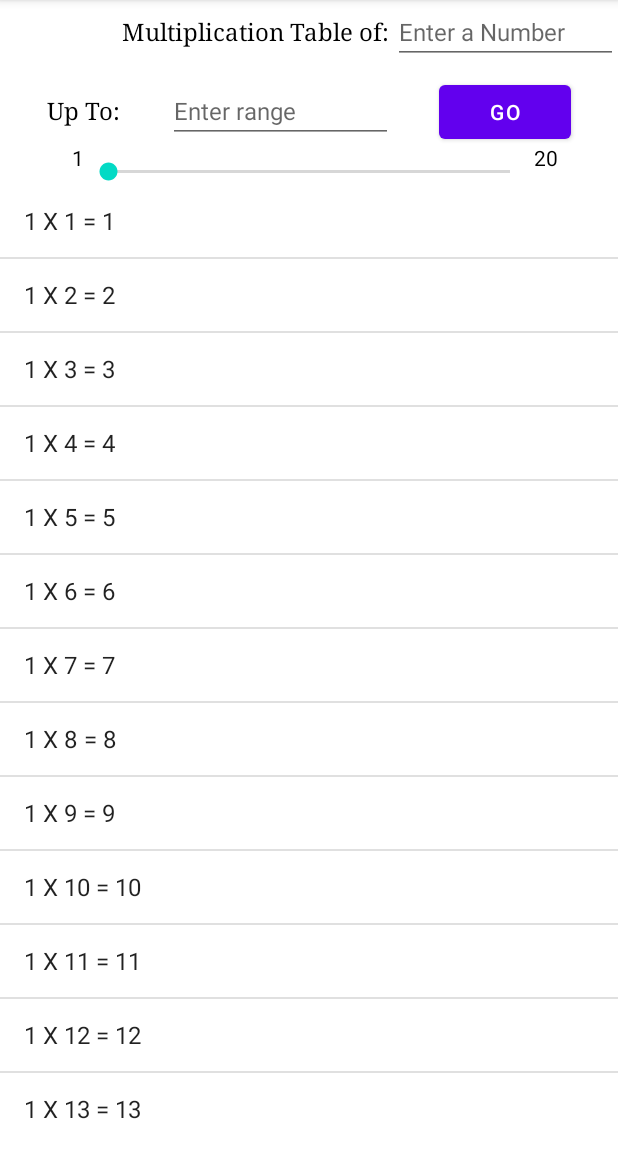
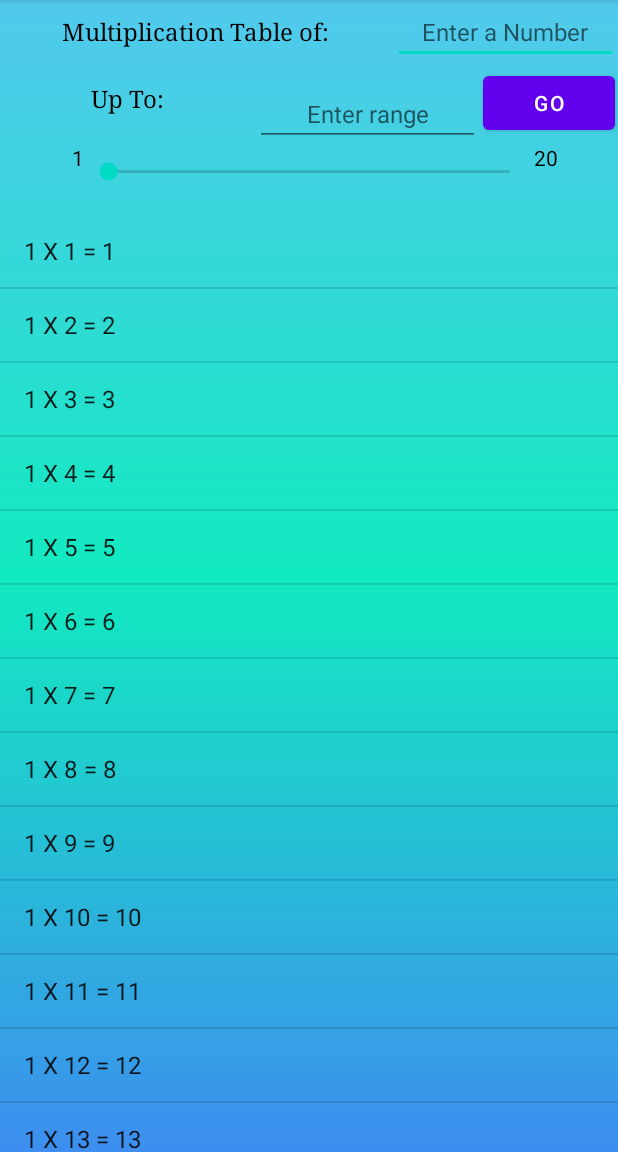
Before and after one commit to Aman1597/SeekTables, an Android app: the screen it shows after launch (MainActivity), on a phone screen of 412 x 824 dp, the part 84-1236 px from its top. Run offline under Robolectric (Android 15) with nearby library versions, the phone set to English and light mode, and no system bars.

Commit message:
UI enhanced

```diff
--- a/app/src/main/java/com/example/seektables/MainActivity.java
+++ b/app/src/main/java/com/example/seektables/MainActivity.java
@@ -1,24 +1,32 @@
 package com.example.seektables;
 
+import androidx.annotation.NonNull;
+import androidx.annotation.Nullable;
 import androidx.appcompat.app.AppCompatActivity;
 
+import android.graphics.Color;
 import android.os.Bundle;
+import android.view.Gravity;
 import android.view.View;
+import android.view.ViewGroup;
 import android.widget.ArrayAdapter;
 import android.widget.EditText;
 import android.widget.ListView;
 import android.widget.SeekBar;
 import android.widget.TextView;
+import android.widget.Toast;
 
 import java.util.ArrayList;
 import java.util.Random;
 
 public class MainActivity extends AppCompatActivity {
     int num1=1, num2 = 20;
+    Random rand = new Random();
     ListView myListView;
     ArrayList<String> table = new ArrayList<>();
     ArrayAdapter<String> arrayAdapter;
     SeekBar seekBar;
+    EditText ed1,ed2;
     TextView lowerLimit, upperLimit;
 
     @Override
@@ -27,34 +35,34 @@ public class MainActivity extends AppCompatActivity {
         setContentView(R.layout.activity_main);
 
         myListView = findViewById(R.id.myListView);
-
-        for(int j=1;j<=num2;j++){
-            table.add(1 + " X " + j + " = " + 1*j);
-        }
-
-        arrayAdapter = new ArrayAdapter<String>(this, android.R.layout.simple_list_item_1, table);
-        myListView.setAdapter(arrayAdapter);
-
         seekBar = findViewById(R.id.seekBar);
-        seekBar.setMax(19);
         lowerLimit = findViewById(R.id.lowerLimit);
         upperLimit = findViewById(R.id.upperLimit);
+        ed1=findViewById(R.id.editTextNumber);
+        ed2=findViewById(R.id.editTextNumber2);
+        arrayAdapter = new ArrayAdapter<String>(this, android.R.layout.simple_list_item_1, table){
+            @NonNull
+            @Override
+            public View getView(int position, @Nullable View convertView, @NonNull ViewGroup parent) {
+                View view = super.getView(position, convertView, parent);
+                TextView textView=(TextView) view.findViewById(android.R.id.text1);
+                //textView.setTextColor(Color.WHITE);
+
+                return view;//super.getView(position, convertView, parent);
+            }
+        };
+
+        displayOnList(num1,num2);
+
+        seekBar.setMax(19);
         lowerLimit.setText("1");
         upperLimit.setText(""+20);
 
         seekBar.setOnSeekBarChangeListener(new SeekBar.OnSeekBarChangeListener() {
             @Override
             public void onProgressChanged(SeekBar seekBar, int progress, boolean fromUser) {
-                if(fromUser){
-                    table.clear();
-                    int a = progress + 1;
-                    for(int i=1;i<=num2;i++){
-                        table.add(a + " X " + i + " = " + a*i);
-                    }
-                    myListView.setAdapter(arrayAdapter);
-                }
-
-
+                if(fromUser)
+                    displayOnList(progress+1,num2);
             }
 
             @Override
@@ -69,25 +77,31 @@ public class MainActivity extends AppCompatActivity {
         });
     }
     public void printTable(View view){
-        EditText ed1=findViewById(R.id.editTextNumber);
         num1 = Integer.parseInt( ed1.getText().toString());
-        EditText ed2=findViewById(R.id.editTextNumber2);
         num2 = Integer.parseInt( ed2.getText().toString());
         if(num1>=1 && num1<=20){
             int p = num1-1;
             seekBar.setProgress(p);
         }
         else{
-            int x = new Random().nextInt(95) + 5;
+            int x = rand.nextInt(95) + 5;
             seekBar.setMax(num1+x);
             int y = num1+x+1;
             upperLimit.setText(""+y);
-            seekBar.setProgress(num1);
+            seekBar.setProgress(num1-1);
         }
+
+        displayOnList(num1,num2);
+    }
+
+    public void displayOnList(int num1, int num2){
         table.clear();
         for(int i=1;i<=num2;i++){
             table.add(num1 + " X " + i + " = " + num1*i);
         }
+        int x = seekBar.getProgress() + 1;
+        lowerLimit.setText(""+x);
+        //ed1.setText(""+x);
         myListView.setAdapter(arrayAdapter);
     }
 }
--- /dev/null
+++ b/app/src/main/res/drawable/gradient_background.xml
@@ -0,0 +1,21 @@
+<?xml version="1.0" encoding="utf-8"?>
+<shape xmlns:android="http://schemas.android.com/apk/res/android">
+<gradient
+    android:angle="90"
+    android:type="linear"
+    android:startColor="#3D8EEF"
+    android:centerColor="#12EAC0"
+    android:endColor="#52C9ED" />
+</shape>
+    <!--"#f6ee19"    android:centerColor="@color/Wheat"              "#115ede"-->
+
+<!--    background-color: #08AEEA;-->
+<!--    background-image: linear-gradient(0deg, #08AEEA 0%, #2AF598 100%);
+background-color: #21D4FD;
+background-image: linear-gradient(19deg, #21D4FD 0%, #B721FF 100%);
+background-color: #4158D0;
+background-image: linear-gradient(43deg, #4158D0 0%, #C850C0 46%, #FFCC70 100%);
+background-color: #FF3CAC;
+background-image: linear-gradient(225deg, #FF3CAC 0%, #784BA0 50%, #2B86C5 100%);
+
+-->
--- /dev/null
+++ b/app/src/main/res/drawable/gradient_background_2.xml
@@ -0,0 +1,9 @@
+<?xml version="1.0" encoding="utf-8"?>
+<shape xmlns:android="http://schemas.android.com/apk/res/android">
+    <gradient
+        android:angle="135"
+        android:centerColor="#043BDC"
+        android:endColor="#071445"
+        android:startColor="#2B0C7E"
+        android:type="linear" />
+</shape>
--- a/app/src/main/res/layout/activity_main.xml
+++ b/app/src/main/res/layout/activity_main.xml
@@ -4,40 +4,119 @@
     xmlns:tools="http://schemas.android.com/tools"
     android:layout_width="match_parent"
     android:layout_height="match_parent"
+    android:background="@drawable/gradient_background"
     tools:context=".MainActivity">
 
-    <TextView
-        android:id="@+id/upperLimit"
-        android:layout_width="0dp"
+    <LinearLayout
+        android:id="@+id/LLparent"
+        android:layout_width="match_parent"
         android:layout_height="wrap_content"
-        android:gravity="left"
-        android:textColor="@color/black"
-        app:layout_constraintEnd_toEndOf="parent"
-        app:layout_constraintStart_toEndOf="@id/seekBar"
-        app:layout_constraintTop_toBottomOf="@id/editTextNumber2" />
-
-    <ListView
-        android:id="@+id/myListView"
-        android:layout_width="wrap_content"
-        android:layout_height="0dp"
-        android:layout_marginBottom="10dp"
-        app:layout_constraintBottom_toBottomOf="parent"
+        android:orientation="vertical"
+        android:paddingBottom="20dp"
         app:layout_constraintEnd_toEndOf="parent"
         app:layout_constraintHorizontal_bias="0.5"
         app:layout_constraintStart_toStartOf="parent"
-        app:layout_constraintTop_toBottomOf="@+id/seekBar" >
+        app:layout_constraintTop_toTopOf="parent">
 
-    </ListView>
+        <LinearLayout
+            android:id="@+id/LL1"
+            android:layout_width="match_parent"
+            android:layout_height="wrap_content"
+            android:orientation="horizontal">
+
+            <TextView
+                android:id="@+id/textView2"
+                android:layout_width="match_parent"
+                android:layout_height="wrap_content"
+                android:layout_marginEnd="2dp"
+                android:layout_marginRight="2dp"
+                android:layout_weight="1"
+                android:fontFamily="serif"
+                android:gravity="center"
+                android:text="@string/heading"
+                android:textColor="@color/black"
+                android:textSize="16sp"
+                app:layout_constraintEnd_toStartOf="@+id/editTextNumber"
+                app:layout_constraintLeft_toLeftOf="parent" />
+
+            <EditText
+                android:id="@+id/editTextNumber"
+                android:layout_width="150dp"
+                android:layout_height="wrap_content"
+                android:ems="10"
+                android:gravity="center"
+                android:hint="@string/hint1"
+                android:inputType="number"
+                android:textColor="@color/black"
+                android:textSize="16sp"
+                app:layout_constraintEnd_toEndOf="parent" />
+
+
+        </LinearLayout>
+
+        <LinearLayout
+            android:id="@+id/LL2"
+            android:layout_width="match_parent"
+            android:layout_height="wrap_content"
+            android:orientation="horizontal">
+
+            <TextView
+                android:id="@+id/textView"
+                android:layout_width="match_parent"
+                android:layout_height="wrap_content"
+                android:layout_weight="1"
+                android:fontFamily="serif"
+                android:gravity="center"
+                android:text="@string/heading2"
+                android:textColor="@color/black"
+                android:textSize="16sp"
+                app:layout_constraintEnd_toStartOf="@+id/editTextNumber2"
+                app:layout_constraintStart_toStartOf="parent" />
+
+            <EditText
+                android:id="@+id/editTextNumber2"
+                android:layout_width="150dp"
+                android:layout_height="wrap_content"
+                android:layout_marginTop="10dp"
+                android:ems="10"
+                android:gravity="center"
+                android:hint="@string/hint2"
+                android:inputType="number"
+                android:textColor="@color/black"
+                android:textSize="16sp"
+                app:layout_constraintEnd_toStartOf="@id/button"
+                app:layout_constraintStart_toEndOf="@id/textView" />
+
+            <Button
+                android:id="@+id/button"
+                android:layout_width="wrap_content"
+                android:layout_height="wrap_content"
+                android:onClick="printTable"
+                android:layout_margin="2dp"
+                android:text="Go"
+                app:layout_constraintEnd_toEndOf="parent"
+                app:layout_constraintStart_toEndOf="@id/editTextNumber2" />
+
+
+
+
+        </LinearLayout>
+
+        <LinearLayout
+            android:id="@+id/LL3"
+            android:layout_width="match_parent"
+            android:layout_height="wrap_content"
+            android:orientation="horizontal">
 
             <TextView
                 android:id="@+id/lowerLimit"
                 android:layout_width="0dp"
+                android:layout_weight="1"
                 android:layout_height="wrap_content"
                 android:gravity="right"
                 android:textColor="@color/black"
                 app:layout_constraintEnd_toStartOf="@id/seekBar"
-        app:layout_constraintStart_toStartOf="parent"
-        app:layout_constraintTop_toBottomOf="@id/editTextNumber2" />
+                app:layout_constraintStart_toStartOf="parent" />
 
             <SeekBar
                 android:id="@+id/seekBar"
@@ -47,68 +126,40 @@
                 app:layout_constraintEnd_toStartOf="@id/upperLimit"
                 app:layout_constraintHorizontal_bias="0.504"
                 app:layout_constraintStart_toEndOf="@id/lowerLimit"
-        app:layout_constraintTop_toBottomOf="@id/editTextNumber2" />
+                />
 
             <TextView
-        android:id="@+id/textView2"
+                android:id="@+id/upperLimit"
                 android:layout_width="0dp"
+                android:layout_weight="1"
                 android:layout_height="wrap_content"
-        android:layout_marginEnd="2dp"
-        android:layout_marginRight="2dp"
-        android:fontFamily="serif"
-        android:text="@string/heading"
+                android:gravity="left"
                 android:textColor="@color/black"
-        android:textSize="16sp"
-        app:layout_constraintBaseline_toBaselineOf="@+id/editTextNumber"
-        app:layout_constraintEnd_toStartOf="@+id/editTextNumber"
-        app:layout_constraintLeft_toLeftOf="parent" />
+                app:layout_constraintEnd_toEndOf="parent"
+                app:layout_constraintStart_toEndOf="@id/seekBar" />
+        </LinearLayout>
+    </LinearLayout>
 
-    <EditText
-        android:id="@+id/editTextNumber"
-        android:layout_width="150dp"
-        android:layout_height="wrap_content"
-        android:ems="10"
-        android:hint="@string/hint1"
-        android:inputType="number"
-        android:textColor="@color/black"
-        android:textSize="16sp"
+    <ListView
+        android:id="@+id/myListView"
+        android:layout_width="wrap_content"
+        android:layout_height="0dp"
+        app:layout_constraintBottom_toBottomOf="parent"
         app:layout_constraintEnd_toEndOf="parent"
-        app:layout_constraintTop_toTopOf="parent" />
+        app:layout_constraintHorizontal_bias="0.5"
+        app:layout_constraintStart_toStartOf="parent"
+        app:layout_constraintTop_toBottomOf="@+id/LLparent">
 
-    <TextView
-        android:id="@+id/textView"
-        android:layout_width="wrap_content"
-        android:layout_height="wrap_content"
-        android:fontFamily="serif"
-        android:text="@string/heading2"
-        android:textColor="@color/black"
-        android:textSize="16sp"
-        app:layout_constraintBaseline_toBaselineOf="@+id/editTextNumber2"
-        app:layout_constraintEnd_toStartOf="@+id/editTextNumber2"
-        app:layout_constraintStart_toStartOf="parent" />
+    </ListView>
 
-    <EditText
-        android:id="@+id/editTextNumber2"
-        android:layout_width="150dp"
-        android:layout_height="wrap_content"
-        android:layout_marginTop="10dp"
-        android:ems="10"
-        android:hint="@string/hint2"
-        android:inputType="number"
-        android:textColor="@color/black"
-        android:textSize="16sp"
-        app:layout_constraintEnd_toStartOf="@id/button"
-        app:layout_constraintStart_toEndOf="@id/textView"
-        app:layout_constraintTop_toBottomOf="@+id/editTextNumber" />
 
-    <Button
-        android:id="@+id/button"
-        android:layout_width="wrap_content"
-        android:layout_height="wrap_content"
-        android:onClick="printTable"
-        android:text="Go"
-        app:layout_constraintBaseline_toBaselineOf="@+id/editTextNumber2"
-        app:layout_constraintEnd_toEndOf="parent"
-        app:layout_constraintStart_toEndOf="@id/editTextNumber2" />
+
+
+
+
+
+
+
+
 
 </androidx.constraintlayout.widget.ConstraintLayout>
--- a/app/src/main/res/values/colors.xml
+++ b/app/src/main/res/values/colors.xml
@@ -7,4 +7,40 @@
     <color name="teal_700">#FF018786</color>
     <color name="black">#FF000000</color>
     <color name="white">#FFFFFFFF</color>
+
+    <color name="Red">#FF0000</color>
+
+    <color name="Yellow">#FFFF00</color>
+
+    <color name="Gold">#FFD700</color>
+
+    <color name="BlueVoilet">#8A2BE2</color>
+
+    <color name="DarkVoilet">#9400D3</color>
+
+    <color name="SlateBlue">#6A5ACD</color>
+
+    <color name="Indigo">#4B0082</color>
+
+    <color name="Lime">#00FF00</color>
+
+    <color name="LimeGreen">#32CD32</color>
+
+    <color name="LawnGreen">#7CFC00</color>
+
+    <color name="Green">#008000</color>
+
+    <color name="Aqua">#00FFFF</color>
+
+    <color name="SkyBlue">#87CEEB</color>
+
+    <color name="DeepSkyBlue">#00BFFF</color>
+
+    <color name="Blue">#0000FF</color>
+
+    <color name="Wheat">#F5DEB3</color>
+
+    <color name="Bisque">#FFE4C4</color>
+
+    <color name="NavajoWhite">#FFDEAD</color>
 </resources>
```
Lines whose indentation alone changed are shown as unchanged.
